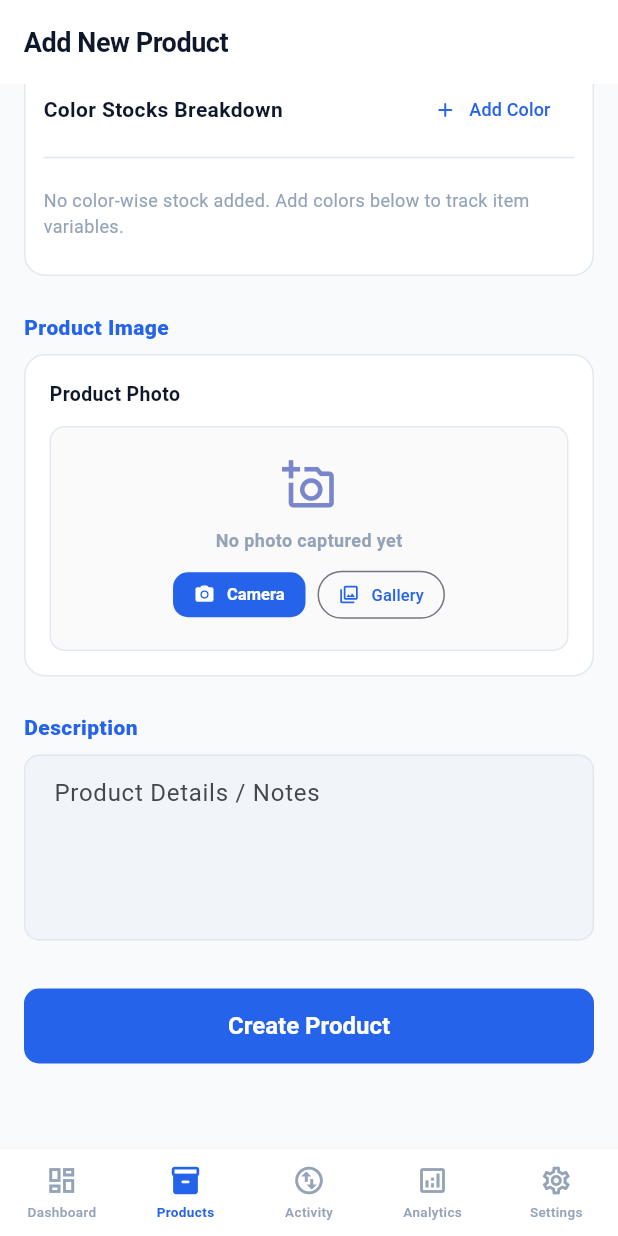
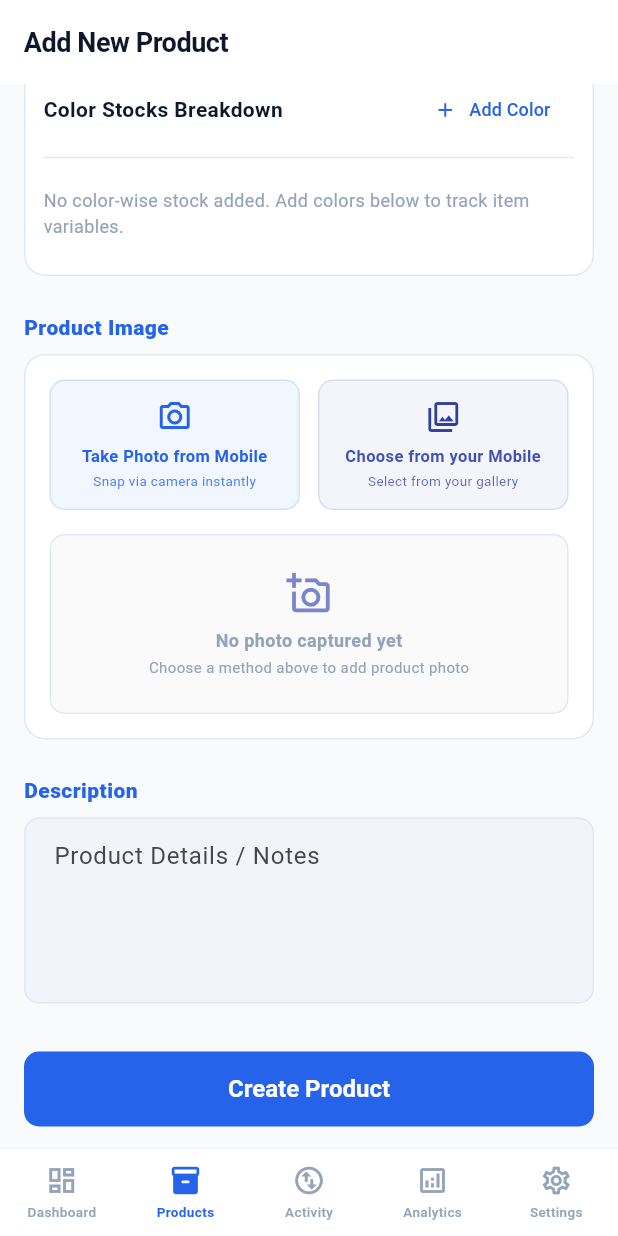
Before and after one commit to Ashishkumarpy/B2B-Stock-App, a Flutter app: the AddProductScreen screen opened by its route, scrolled down 544 dp, on a phone screen of 412 x 824 dp. Run offline on Flutter 3.47's test engine with Material 3 defaults, Android fonts, the phone set to English and light mode, and no system bars; our stand-ins replace cached_network_image, csv, equatable, file_picker, firebase_core, firebase_messaging and 10 more; missing offline and left inert: mobile_scanner; accounts and stored records are empty.

Commit message:
style: enhance mobile product photo cards with top-level camera/gallery shortcuts and image badge overlays
- Designed premium side-by-side shortcut cards for camera snap and gallery selection.
- Overlaid Star/Main badge and red Trash/Remove buttons directly on the product photo preview.
- Ensured perfect layout compilation.

```diff
--- a/mobile/lib/presentation/screens/products/add_product_screen.dart
+++ b/mobile/lib/presentation/screens/products/add_product_screen.dart
@@ -581,15 +581,92 @@ class _AddProductScreenState extends ConsumerState<AddProductScreen> {
       child: Column(
         crossAxisAlignment: CrossAxisAlignment.stretch,
         children: [
+          // ── Nice triggers section on top of card ──
+          Row(
+            children: [
+              Expanded(
+                child: InkWell(
+                  onTap: _isUploadingImage ? null : () => _pickAndUploadImage(ImageSource.camera),
+                  borderRadius: BorderRadius.circular(AppTheme.radiusMD),
+                  child: Container(
+                    padding: const EdgeInsets.symmetric(vertical: 12, horizontal: 8),
+                    decoration: BoxDecoration(
+                      color: AppTheme.primary.withOpacity(0.06),
+                      borderRadius: BorderRadius.circular(AppTheme.radiusMD),
+                      border: Border.all(color: AppTheme.primary.withOpacity(0.15)),
+                    ),
+                    child: Column(
+                      children: [
+                        Icon(Icons.camera_alt_outlined, color: AppTheme.primary, size: 24),
+                        const SizedBox(height: 6),
                         const Text(
-            'Product Photo',
+                          'Take Photo from Mobile',
+                          textAlign: TextAlign.center,
                           style: TextStyle(
                             fontWeight: FontWeight.bold,
-              fontSize: 13,
-              color: AppTheme.textPrimary,
+                            fontSize: 11,
+                            color: AppTheme.primary,
                           ),
                         ),
-          const SizedBox(height: 12),
+                        const SizedBox(height: 2),
+                        Text(
+                          'Snap via camera instantly',
+                          textAlign: TextAlign.center,
+                          style: TextStyle(
+                            fontSize: 9,
+                            color: AppTheme.primary.withOpacity(0.8),
+                          ),
+                        ),
+                      ],
+                    ),
+                  ),
+                ),
+              ),
+              const SizedBox(width: 12),
+              Expanded(
+                child: InkWell(
+                  onTap: _isUploadingImage ? null : () => _pickAndUploadImage(ImageSource.gallery),
+                  borderRadius: BorderRadius.circular(AppTheme.radiusMD),
+                  child: Container(
+                    padding: const EdgeInsets.symmetric(vertical: 12, horizontal: 8),
+                    decoration: BoxDecoration(
+                      color: Colors.indigo.withOpacity(0.06),
+                      borderRadius: BorderRadius.circular(AppTheme.radiusMD),
+                      border: Border.all(color: Colors.indigo.withOpacity(0.15)),
+                    ),
+                    child: Column(
+                      children: [
+                        Icon(Icons.photo_library_outlined, color: Colors.indigo.shade700, size: 24),
+                        const SizedBox(height: 6),
+                        const Text(
+                          'Choose from your Mobile',
+                          textAlign: TextAlign.center,
+                          style: TextStyle(
+                            fontWeight: FontWeight.bold,
+                            fontSize: 11,
+                            color: Colors.indigo,
+                          ),
+                        ),
+                        const SizedBox(height: 2),
+                        Text(
+                          'Select from your gallery',
+                          textAlign: TextAlign.center,
+                          style: TextStyle(
+                            fontSize: 9,
+                            color: Colors.indigo.shade700.withOpacity(0.8),
+                          ),
+                        ),
+                      ],
+                    ),
+                  ),
+                ),
+              ),
+            ],
+          ),
+
+          const SizedBox(height: 16),
+
+          // ── Loading state or Preview state below ──
           if (_isUploadingImage)
             Container(
               height: 180,
@@ -616,68 +693,95 @@ class _AddProductScreenState extends ConsumerState<AddProductScreen> {
               ),
             )
           else if (currentUrl.isNotEmpty)
-            Column(
+            Stack(
               children: [
                 ClipRRect(
                   borderRadius: BorderRadius.circular(AppTheme.radiusMD),
                   child: CachedNetworkImage(
                     imageUrl: currentUrl,
-                    height: 180,
+                    height: 200,
                     width: double.infinity,
                     fit: BoxFit.cover,
                     placeholder: (_, __) => Container(
-                      height: 180,
+                      height: 200,
                       color: Colors.grey[100],
                       child: const Center(child: CircularProgressIndicator()),
                     ),
                     errorWidget: (_, __, ___) => Container(
-                      height: 180,
+                      height: 200,
                       color: Colors.grey[100],
                       child: const Icon(Icons.broken_image,
                           size: 48, color: AppTheme.textMuted),
                     ),
                   ),
                 ),
-                const SizedBox(height: 12),
-                Row(
+                // "Main Image" badge overlay at top-left
+                Positioned(
+                  top: 12,
+                  left: 12,
+                  child: Container(
+                    padding: const EdgeInsets.symmetric(horizontal: 10, vertical: 6),
+                    decoration: BoxDecoration(
+                      color: Colors.black.withOpacity(0.7),
+                      borderRadius: BorderRadius.circular(20),
+                    ),
+                    child: Row(
+                      mainAxisSize: MainAxisSize.min,
                       children: [
-                    Expanded(
-                      child: OutlinedButton.icon(
-                        onPressed: () => _pickAndUploadImage(ImageSource.camera),
-                        icon: const Icon(Icons.camera_alt_outlined, size: 16),
-                        label: const Text('Retake', style: TextStyle(fontSize: 12)),
-                        style: OutlinedButton.styleFrom(
-                          padding: const EdgeInsets.symmetric(vertical: 10),
+                        Icon(Icons.star, color: Colors.amber.shade400, size: 14),
+                        const SizedBox(width: 4),
+                        const Text(
+                          'Main Banner Photo',
+                          style: TextStyle(
+                            color: Colors.white,
+                            fontSize: 10,
+                            fontWeight: FontWeight.bold,
+                          ),
+                        ),
+                      ],
                     ),
                   ),
                 ),
-                    const SizedBox(width: 8),
-                    Expanded(
-                      child: OutlinedButton.icon(
-                        onPressed: () => _pickAndUploadImage(ImageSource.gallery),
-                        icon: const Icon(Icons.photo_library_outlined, size: 16),
-                        label: const Text('Choose', style: TextStyle(fontSize: 12)),
-                        style: OutlinedButton.styleFrom(
-                          padding: const EdgeInsets.symmetric(vertical: 10),
-                        ),
-                      ),
-                    ),
-                    const SizedBox(width: 8),
-                    IconButton(
-                      icon: const Icon(Icons.delete_outline, color: AppTheme.danger),
-                      onPressed: () {
+                // "Remove" button overlay at top-right
+                Positioned(
+                  top: 12,
+                  right: 12,
+                  child: InkWell(
+                    onTap: () {
                       setState(() {
                         _mainImageUrlController.clear();
                       });
                     },
+                    borderRadius: BorderRadius.circular(20),
+                    child: Container(
+                      padding: const EdgeInsets.symmetric(horizontal: 10, vertical: 6),
+                      decoration: BoxDecoration(
+                        color: Colors.red.shade900.withOpacity(0.85),
+                        borderRadius: BorderRadius.circular(20),
+                      ),
+                      child: const Row(
+                        mainAxisSize: MainAxisSize.min,
+                        children: [
+                          Icon(Icons.delete_forever_outlined, color: Colors.white, size: 14),
+                          SizedBox(width: 4),
+                          Text(
+                            'Remove',
+                            style: TextStyle(
+                              color: Colors.white,
+                              fontSize: 10,
+                              fontWeight: FontWeight.bold,
+                            ),
                           ),
                         ],
-                )
+                      ),
+                    ),
+                  ),
+                ),
               ],
             )
           else
             Container(
-              height: 150,
+              height: 120,
               decoration: BoxDecoration(
                 color: Colors.grey[50],
                 borderRadius: BorderRadius.circular(AppTheme.radiusMD),
@@ -690,8 +794,8 @@ class _AddProductScreenState extends ConsumerState<AddProductScreen> {
                 mainAxisAlignment: MainAxisAlignment.center,
                 children: [
                   Icon(Icons.add_a_photo_outlined,
-                      size: 36, color: Colors.indigo.shade300),
-                  const SizedBox(height: 10),
+                      size: 30, color: Colors.indigo.shade300),
+                  const SizedBox(height: 8),
                   const Text(
                     'No photo captured yet',
                     style: TextStyle(
@@ -699,34 +803,12 @@ class _AddProductScreenState extends ConsumerState<AddProductScreen> {
                         fontSize: 12,
                         fontWeight: FontWeight.w600),
                   ),
-                  const SizedBox(height: 12),
-                  Row(
-                    mainAxisAlignment: MainAxisAlignment.center,
-                    children: [
-                      ElevatedButton.icon(
-                        onPressed: () => _pickAndUploadImage(ImageSource.camera),
-                        icon: const Icon(Icons.camera_alt_rounded, size: 14),
-                        label: const Text('Camera', style: TextStyle(fontSize: 11)),
-                        style: ElevatedButton.styleFrom(
-                          padding: const EdgeInsets.symmetric(
-                              horizontal: 14, vertical: 8),
-                          minimumSize: Size.zero,
-                          tapTargetSize: MaterialTapTargetSize.shrinkWrap,
-                        ),
-                      ),
-                      const SizedBox(width: 8),
-                      OutlinedButton.icon(
-                        onPressed: () => _pickAndUploadImage(ImageSource.gallery),
-                        icon: const Icon(Icons.photo_library_outlined, size: 14),
-                        label: const Text('Gallery', style: TextStyle(fontSize: 11)),
-                        style: OutlinedButton.styleFrom(
-                          padding: const EdgeInsets.symmetric(
-                              horizontal: 14, vertical: 8),
-                          minimumSize: Size.zero,
-                          tapTargetSize: MaterialTapTargetSize.shrinkWrap,
-                        ),
-                      ),
-                    ],
+                  const SizedBox(height: 2),
+                  const Text(
+                    'Choose a method above to add product photo',
+                    style: TextStyle(
+                        color: AppTheme.textMuted,
+                        fontSize: 10),
                   ),
                 ],
               ),
```
Lines whose indentation alone changed are shown as unchanged.
